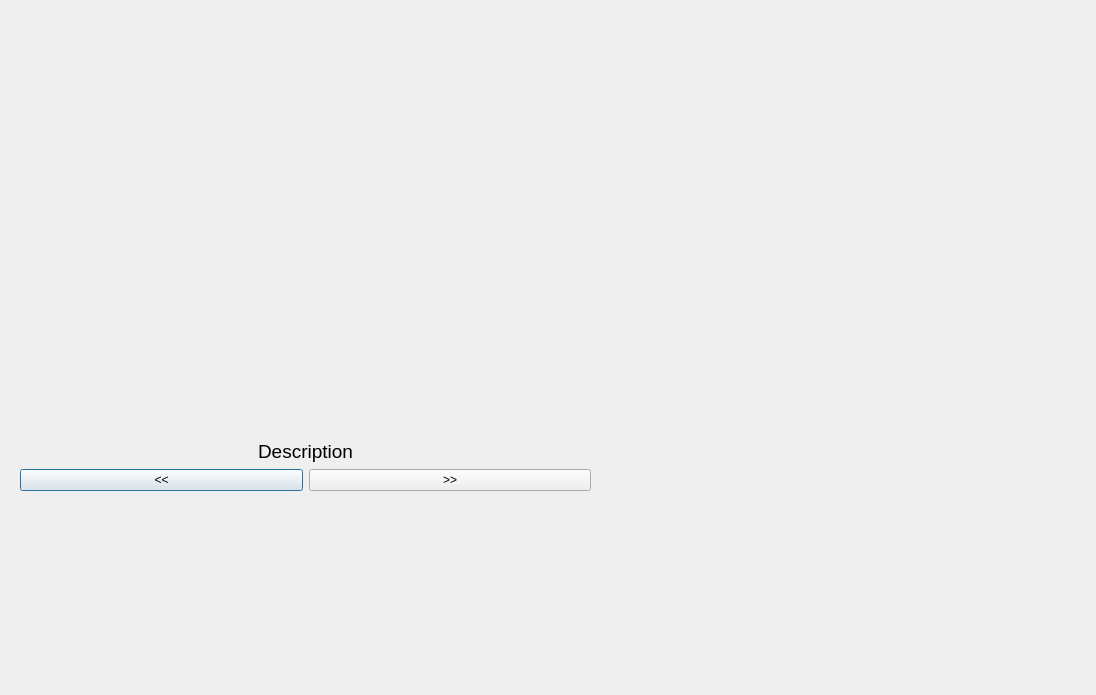
First picture: the form in ruleswindow.ui, repository M-Bell/Raccoon, before the edit.
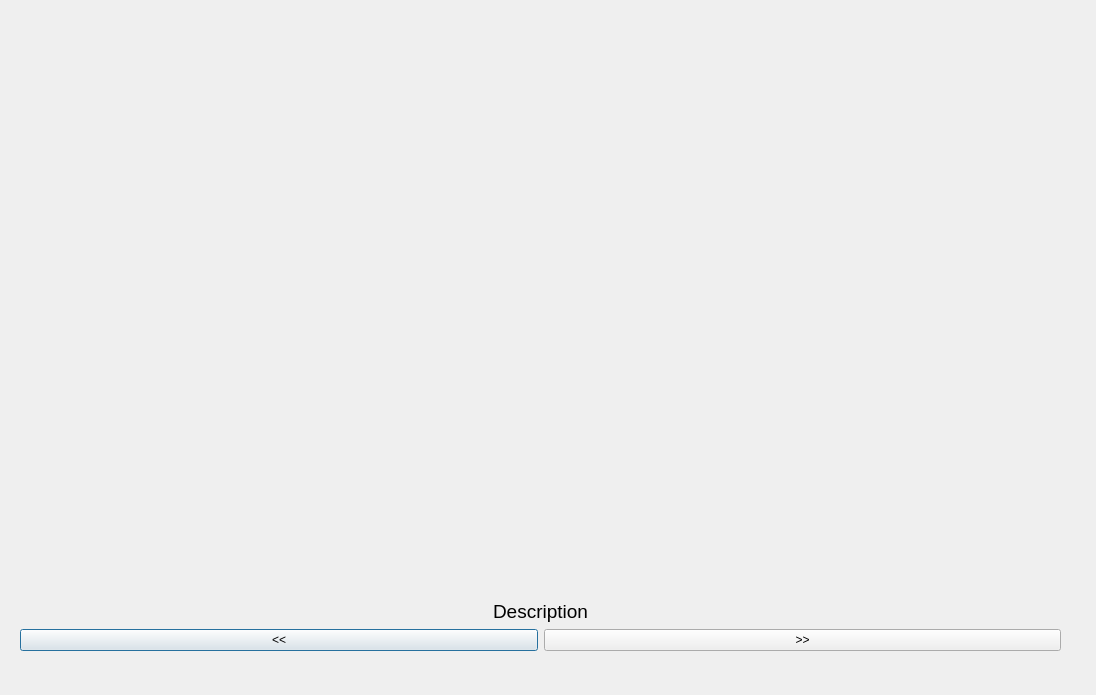
Second picture: the form after the edit.

```diff
--- a/ruleswindow.ui
+++ b/ruleswindow.ui
@@ -19,11 +19,9 @@
    <property name="geometry">
     <rect>
      <x>20</x>
-
-     <y>30</y>
-     <width>571</width>
-     <height>461</height>
-
+     <y>50</y>
+     <width>1041</width>
+     <height>601</height>
     </rect>
    </property>
    <layout class="QGridLayout" name="gridLayout">
```
Left out of the diff: 6 changed lines with no effect on the pictures.
